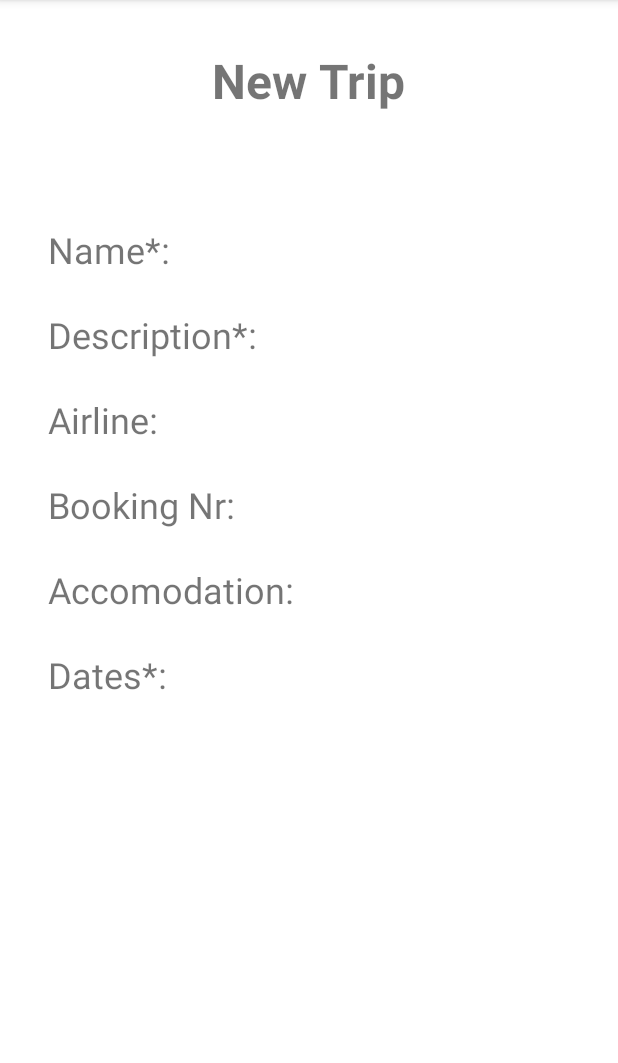
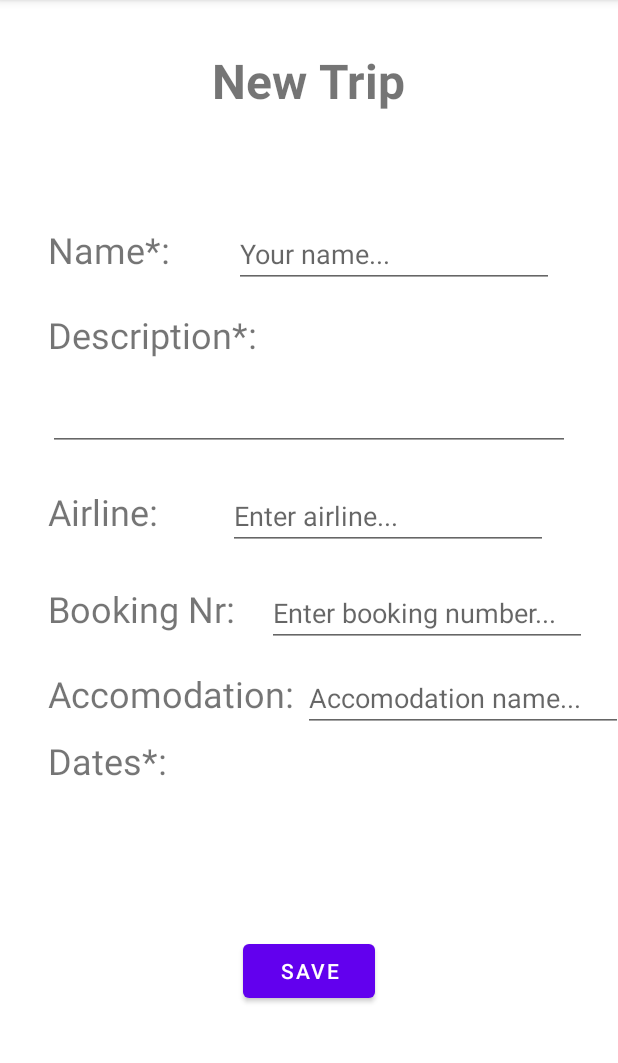
Before and after one commit to KClaassen/AroundTheWorld, an Android app: the NewTripFragment screen opened through its navigation route, on a phone screen of 412 x 824 dp, the part 84-1147 px from its top. Run offline under Robolectric (Android 15) with nearby library versions, the phone set to English and light mode, and no system bars; our stand-ins replace data binding.

Commit message:
Added editTextViews and savebutton to fragment_new_trip.xml and made view scrollable

```diff
--- a/app/src/main/res/layout/fragment_new_trip.xml
+++ b/app/src/main/res/layout/fragment_new_trip.xml
@@ -10,10 +10,84 @@
             type="com.example.android.capstoneproject_aroundtheworld.trips.TripsViewModel" />
     </data>
 
+    <androidx.core.widget.NestedScrollView
+        android:layout_width="match_parent"
+        android:layout_height="match_parent"
+        android:fillViewport="true">
+
         <androidx.constraintlayout.widget.ConstraintLayout
             android:layout_width="match_parent"
-        android:layout_height="match_parent"
+            android:layout_height="wrap_content"
             tools:context=".trips.NewTripFragment">
+
+            <Button
+                android:id="@+id/save_button"
+                android:layout_width="wrap_content"
+                android:layout_height="wrap_content"
+                android:layout_marginTop="100dp"
+                android:text="Save"
+                app:layout_constraintEnd_toEndOf="parent"
+                app:layout_constraintStart_toStartOf="parent"
+                app:layout_constraintTop_toBottomOf="@+id/new_trip_dates_label" />
+
+            <EditText
+                android:id="@+id/name_edit_text"
+                android:layout_width="wrap_content"
+                android:layout_height="wrap_content"
+                android:ems="10"
+                android:hint="Your name..."
+                android:inputType="textPersonName"
+                app:layout_constraintBaseline_toBaselineOf="@+id/new_trip_name_label"
+                app:layout_constraintEnd_toEndOf="parent"
+                app:layout_constraintStart_toEndOf="@+id/new_trip_name_label" />
+
+            <EditText
+                android:id="@+id/desciption_edit_text"
+                android:layout_width="0dp"
+                android:layout_height="wrap_content"
+                android:layout_marginStart="32dp"
+                android:layout_marginTop="16dp"
+                android:layout_marginEnd="32dp"
+                android:ems="10"
+                android:gravity="start|top"
+                android:inputType="textMultiLine"
+                app:layout_constraintEnd_toEndOf="parent"
+                app:layout_constraintStart_toStartOf="parent"
+                app:layout_constraintTop_toBottomOf="@+id/new_trip_description_label" />
+
+            <EditText
+                android:id="@+id/airline_edit_text"
+                android:layout_width="wrap_content"
+                android:layout_height="wrap_content"
+                android:ems="10"
+                android:hint="Enter airline..."
+                android:inputType="textPersonName"
+                app:layout_constraintBaseline_toBaselineOf="@+id/new_trip_airline_label"
+                app:layout_constraintEnd_toEndOf="parent"
+                app:layout_constraintStart_toEndOf="@+id/new_trip_airline_label" />
+
+            <EditText
+                android:id="@+id/booking_edit_text"
+                android:layout_width="wrap_content"
+                android:layout_height="wrap_content"
+                android:ems="10"
+                android:hint="Enter booking number..."
+                android:inputType="textPersonName"
+                app:layout_constraintBaseline_toBaselineOf="@+id/new_trip_booking_label"
+                app:layout_constraintEnd_toEndOf="parent"
+                app:layout_constraintStart_toEndOf="@+id/new_trip_booking_label" />
+
+            <EditText
+                android:id="@+id/accomodation_edit_text"
+                android:layout_width="wrap_content"
+                android:layout_height="wrap_content"
+                android:layout_marginStart="9dp"
+                android:ems="10"
+                android:hint="Accomodation name..."
+                android:inputType="textPersonName"
+                app:layout_constraintBaseline_toBaselineOf="@+id/new_trip_accomodation_label"
+                app:layout_constraintEnd_toEndOf="parent"
+                app:layout_constraintStart_toEndOf="@+id/new_trip_accomodation_label" />
 
             <TextView
                 android:id="@+id/new_trip_header"
@@ -58,18 +132,7 @@
                 android:text="@string/new_trip_airline_label"
                 android:textSize="24sp"
                 app:layout_constraintStart_toStartOf="parent"
-            app:layout_constraintTop_toBottomOf="@+id/new_trip_description_label" />
-
-        <TextView
-            android:id="@+id/new_trip_booking_label"
-            android:layout_width="wrap_content"
-            android:layout_height="wrap_content"
-            android:layout_marginStart="32dp"
-            android:layout_marginTop="24dp"
-            android:text="@string/new_trip_booking_label"
-            android:textSize="24sp"
-            app:layout_constraintStart_toStartOf="parent"
-            app:layout_constraintTop_toBottomOf="@+id/new_trip_airline_label" />
+                app:layout_constraintTop_toBottomOf="@+id/desciption_edit_text" />
 
             <TextView
                 android:id="@+id/new_trip_accomodation_label"
@@ -87,12 +150,24 @@
                 android:layout_width="wrap_content"
                 android:layout_height="wrap_content"
                 android:layout_marginStart="32dp"
-            android:layout_marginTop="24dp"
+                android:layout_marginTop="12dp"
                 android:text="@string/new_trip_dates_label"
                 android:textSize="24sp"
                 app:layout_constraintStart_toStartOf="parent"
                 app:layout_constraintTop_toBottomOf="@+id/new_trip_accomodation_label" />
 
+            <TextView
+                android:id="@+id/new_trip_booking_label"
+                android:layout_width="wrap_content"
+                android:layout_height="wrap_content"
+                android:layout_marginStart="32dp"
+                android:layout_marginTop="32dp"
+                android:text="@string/new_trip_booking_label"
+                android:textSize="24sp"
+                app:layout_constraintStart_toStartOf="parent"
+                app:layout_constraintTop_toBottomOf="@+id/new_trip_airline_label" />
+
 
         </androidx.constraintlayout.widget.ConstraintLayout>
+    </androidx.core.widget.NestedScrollView>
 </layout>
```
Lines whose indentation alone changed are shown as unchanged.
